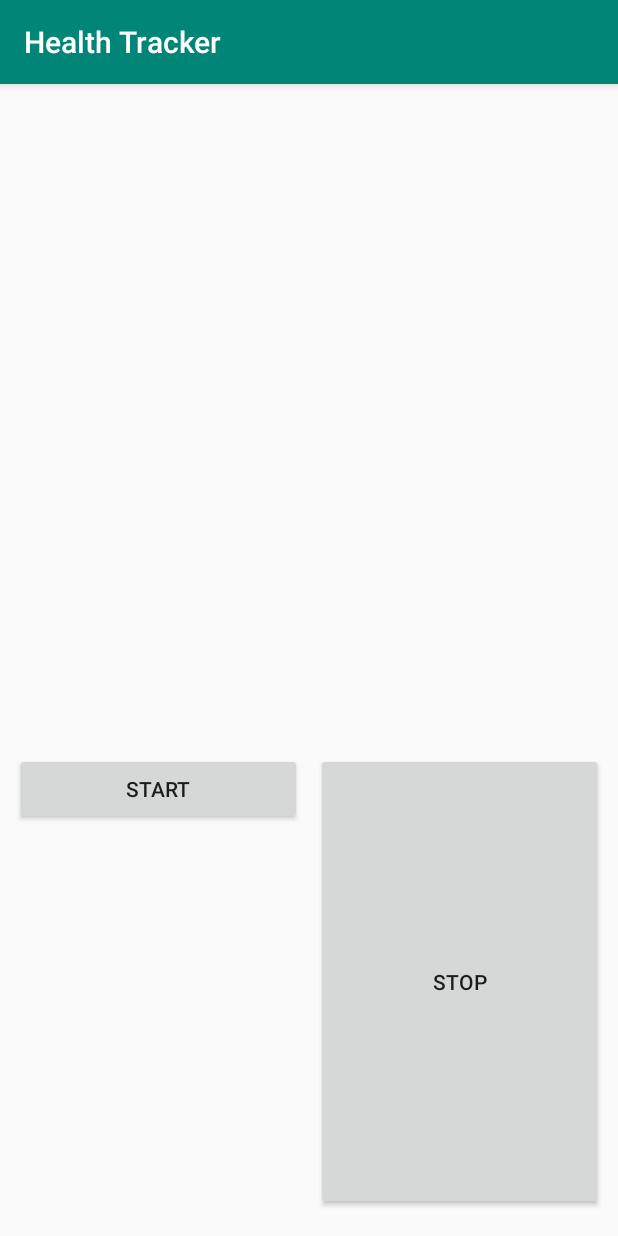
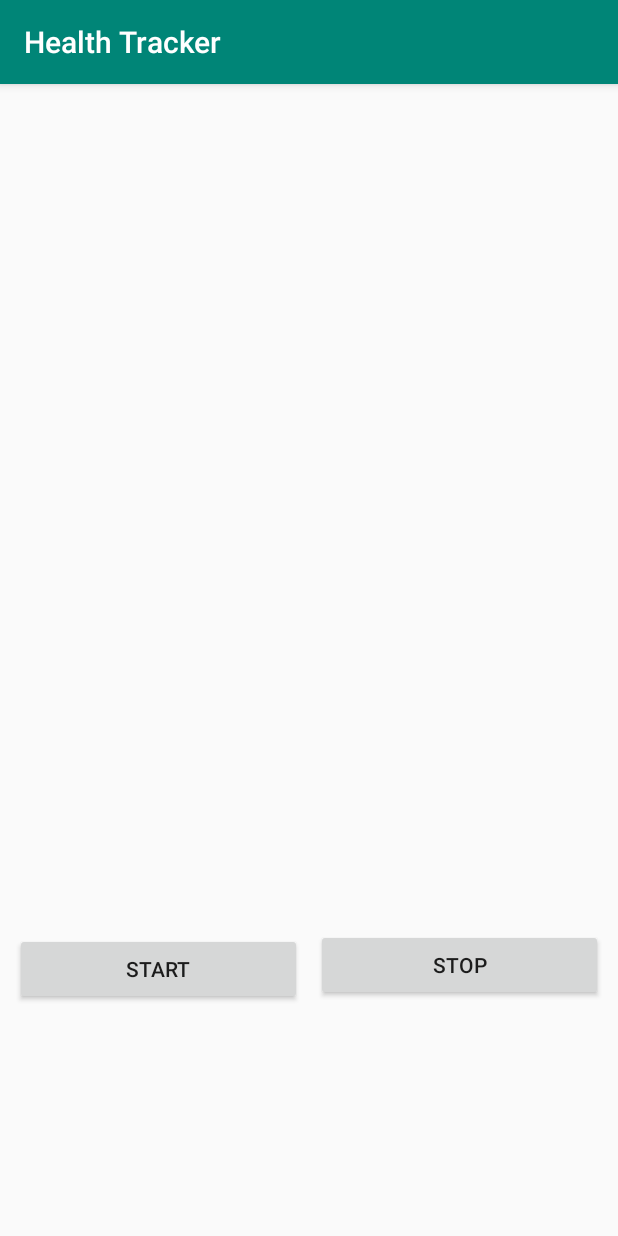
Before and after one commit to jahnavicheyyanda/HealthTracker, an Android app: the recording_wave screen opened directly, with no data from a screen before it, on a phone screen of 412 x 824 dp. Run offline under Robolectric (Android 15) with nearby library versions, the phone set to English and light mode, and no system bars.

Commit message:
button correction

```diff
--- a/app/src/main/res/layout/activity_recording_wave.xml
+++ b/app/src/main/res/layout/activity_recording_wave.xml
@@ -11,19 +11,19 @@
         android:layout_width="191dp"
         android:layout_height="wrap_content"
         android:layout_marginTop="446dp"
-        android:layout_marginBottom="18dp"
+        android:layout_marginBottom="17dp"
         android:contentDescription="@string/start_button"
         android:text="@string/start_button"
         app:layout_constraintBottom_toBottomOf="parent"
         app:layout_constraintEnd_toStartOf="@+id/stop_button"
         app:layout_constraintStart_toStartOf="parent"
         app:layout_constraintTop_toTopOf="parent"
-        app:layout_constraintVertical_bias="0.0" />
+        app:layout_constraintVertical_bias="0.468" />
 
     <Button
         android:id="@+id/stop_button"
         android:layout_width="191dp"
-        android:layout_height="0dp"
+        android:layout_height="wrap_content"
         android:layout_marginTop="446dp"
         android:layout_marginBottom="17dp"
         android:contentDescription="@string/stop_button"
@@ -31,6 +31,7 @@
         app:layout_constraintBottom_toBottomOf="parent"
         app:layout_constraintEnd_toEndOf="parent"
         app:layout_constraintStart_toEndOf="@+id/start_button"
-        app:layout_constraintTop_toTopOf="parent" />
+        app:layout_constraintTop_toTopOf="parent"
+        app:layout_constraintVertical_bias="0.458" />
 
 </android.support.constraint.ConstraintLayout>
```
